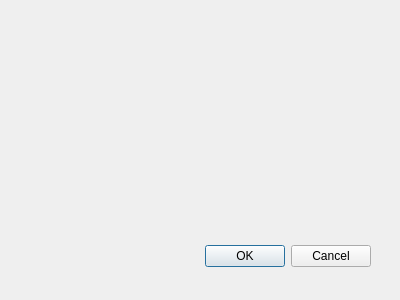
The window that web_crawler/gui/login.ui (labinxu/code) describes before a commit, drawn with Qt 5.
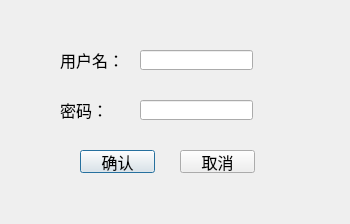
The same window after the commit.

```diff
--- a/web_crawler/gui/login.ui
+++ b/web_crawler/gui/login.ui
@@ -2,31 +2,134 @@
 <ui version="4.0">
  <class>Dialog</class>
  <widget class="QDialog" name="Dialog">
+  <property name="enabled">
+   <bool>true</bool>
+  </property>
   <property name="geometry">
    <rect>
     <x>0</x>
     <y>0</y>
-    <width>400</width>
-    <height>300</height>
+    <width>350</width>
+    <height>224</height>
    </rect>
   </property>
+  <property name="font">
+   <font>
+    <family>Arial</family>
+    <pointsize>12</pointsize>
+   </font>
+  </property>
   <property name="windowTitle">
    <string>Dialog</string>
   </property>
-  <widget class="QDialogButtonBox" name="buttonBox">
+  <widget class="QLineEdit" name="edPasswd">
    <property name="geometry">
     <rect>
-     <x>30</x>
-     <y>240</y>
-     <width>341</width>
-     <height>32</height>
+     <x>140</x>
+     <y>100</y>
+     <width>113</width>
+     <height>20</height>
     </rect>
    </property>
-   <property name="orientation">
-    <enum>Qt::Horizontal</enum>
+   <property name="inputMethodHints">
+    <set>Qt::ImhNone</set>
    </property>
-   <property name="standardButtons">
-    <set>QDialogButtonBox::Cancel|QDialogButtonBox::Ok</set>
+  </widget>
+  <widget class="QLabel" name="lbPasswd">
+   <property name="enabled">
+    <bool>true</bool>
+   </property>
+   <property name="geometry">
+    <rect>
+     <x>60</x>
+     <y>100</y>
+     <width>61</width>
+     <height>20</height>
+    </rect>
+   </property>
+   <property name="font">
+    <font>
+     <family>Arial</family>
+     <pointsize>12</pointsize>
+    </font>
+   </property>
+   <property name="contextMenuPolicy">
+    <enum>Qt::DefaultContextMenu</enum>
+   </property>
+   <property name="locale">
+    <locale language="Chinese" country="China"/>
+   </property>
+   <property name="text">
+    <string>密码：</string>
+   </property>
+  </widget>
+  <widget class="QLineEdit" name="edUserName">
+   <property name="geometry">
+    <rect>
+     <x>140</x>
+     <y>50</y>
+     <width>113</width>
+     <height>20</height>
+    </rect>
+   </property>
+   <property name="font">
+    <font>
+     <family>Arial</family>
+    </font>
+   </property>
+  </widget>
+  <widget class="QLabel" name="lbUserName">
+   <property name="geometry">
+    <rect>
+     <x>60</x>
+     <y>50</y>
+     <width>61</width>
+     <height>20</height>
+    </rect>
+   </property>
+   <property name="font">
+    <font>
+     <family>Arial</family>
+    </font>
+   </property>
+   <property name="text">
+    <string>用户名：</string>
+   </property>
+  </widget>
+  <widget class="QPushButton" name="btOk">
+   <property name="geometry">
+    <rect>
+     <x>80</x>
+     <y>150</y>
+     <width>75</width>
+     <height>23</height>
+    </rect>
+   </property>
+   <property name="font">
+    <font>
+     <family>Arial</family>
+    </font>
+   </property>
+   <property name="text">
+    <string>确认</string>
+   </property>
+  </widget>
+  <widget class="QPushButton" name="btCancel">
+   <property name="geometry">
+    <rect>
+     <x>180</x>
+     <y>150</y>
+     <width>75</width>
+     <height>23</height>
+    </rect>
+   </property>
+   <property name="font">
+    <font>
+     <family>Arial</family>
+    </font>
+   </property>
+   <property name="text">
+    <string>取消</string>
    </property>
   </widget>
  </widget>
```
Left out of the diff: 35 changed lines with no effect on the pictures.
